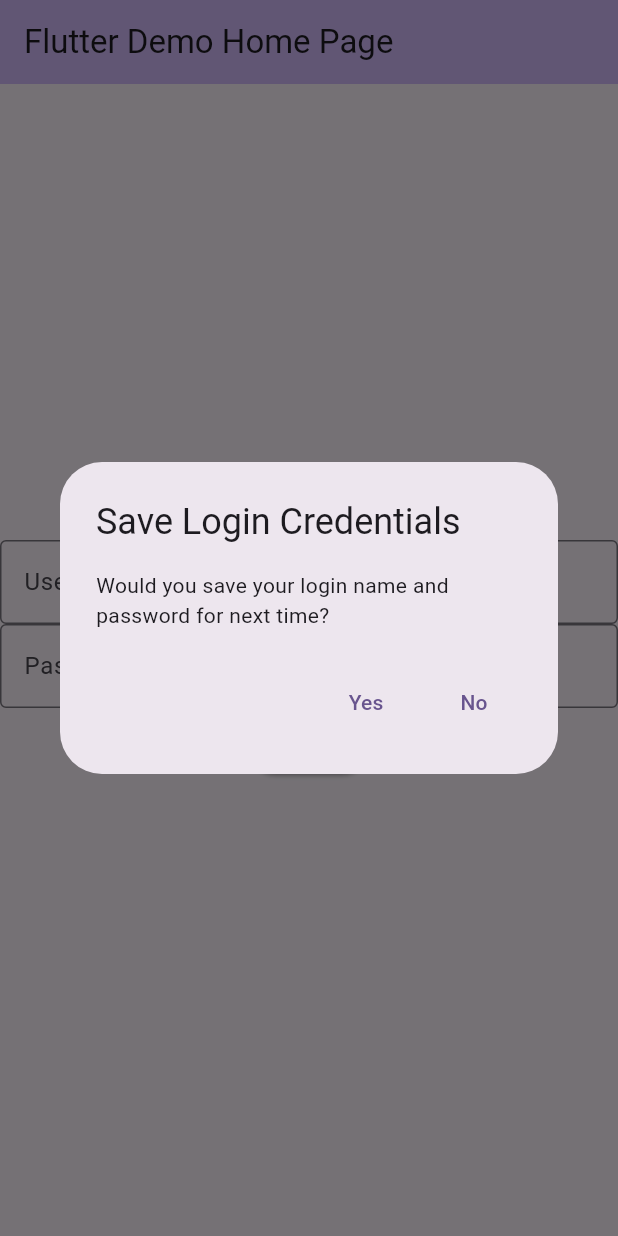
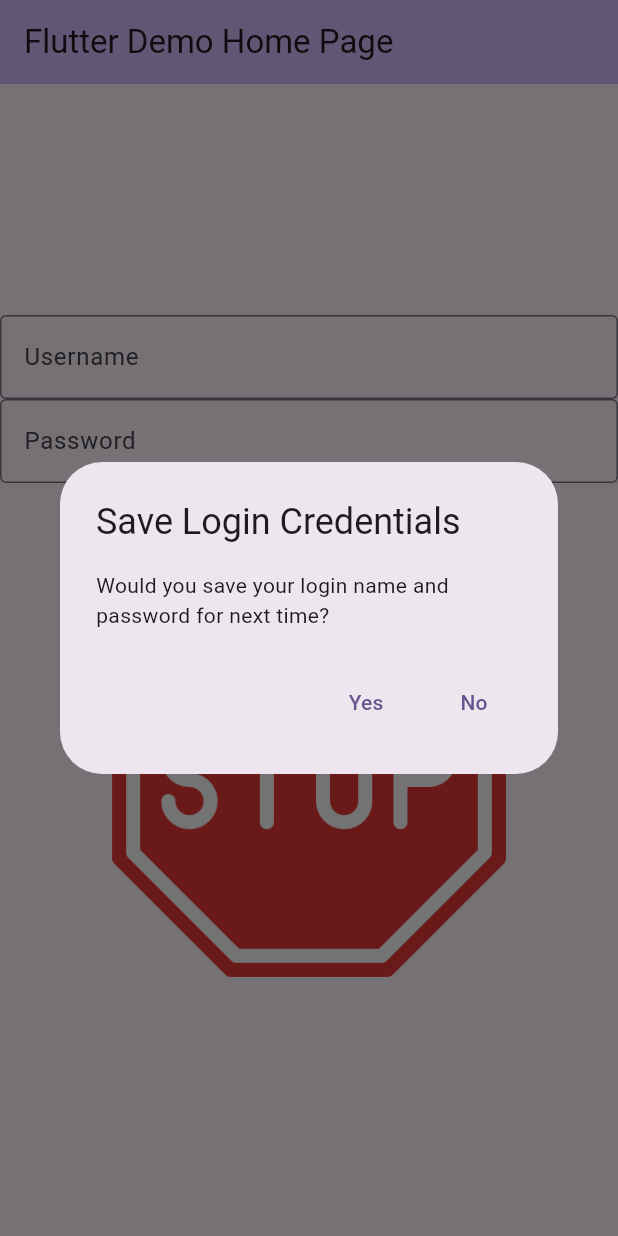
Before and after one commit to qazwsxedf/my_CST2335_labs, a Flutter app: the screen it shows after launch, after a tap on "Login", on a phone screen of 412 x 824 dp. Run offline on Flutter 3.47's test engine with Material 3 defaults, Android fonts, the phone set to English and light mode, and no system bars; missing offline and left inert: encrypted_shared_preferences.

```diff
--- a/lib/main.dart
+++ b/lib/main.dart
@@ -37,6 +37,8 @@ class _MyHomePageState extends State<MyHomePage> {
 
   late TextEditingController _loginController; // controller for login field
   late TextEditingController _passwordController; // controller for password field
+  String _imagePath = "images/question-mark.png"; // String variable to store image path
+  final String _correctPassword = "QWERTY123"; // Correct password to compare user input with
   late EncryptedSharedPreferences prefs;
   late SnackBar snackBar;
 
@@ -56,6 +58,22 @@ class _MyHomePageState extends State<MyHomePage> {
     super.dispose();
   }
 
+  // If user input is same as the correct password, image path is set to the
+  //light bulb image, else it is set to the stop sign image.
+  void _checkPassword(){
+    if(_passwordController.text == _correctPassword){
+      setState(() {
+        _imagePath = "images/idea.png";
+      });
+    } else {
+      setState(() {
+        _imagePath = "images/stop.png";
+      });
+    }
+
+  }
+
+  // Loads the saved username and password and give the user an option to undo
   void _loadSavedCredentials() async {
     var savedUsername = await prefs.getString('username');
     var savedPassword = await prefs.getString('password');
@@ -139,7 +157,13 @@ class _MyHomePageState extends State<MyHomePage> {
               obscureText: true,
             ),
             // on button press, the _checkPassword function is called
-            ElevatedButton(onPressed: _showAlertDialog, child: Text("Login")),
+            ElevatedButton(onPressed: () {
+              _showAlertDialog();
+              _checkPassword();
+            }, child: Text("Login")
+            ),
+            // displays the image based on what is stored in _imagePath variable
+            Image.asset(_imagePath, width: 300, height:300),
           ],
         ),
       ),
```
